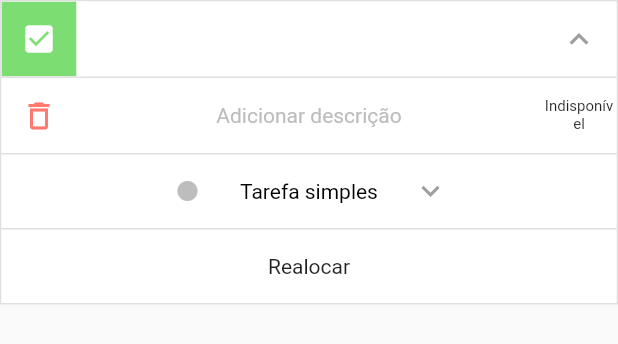
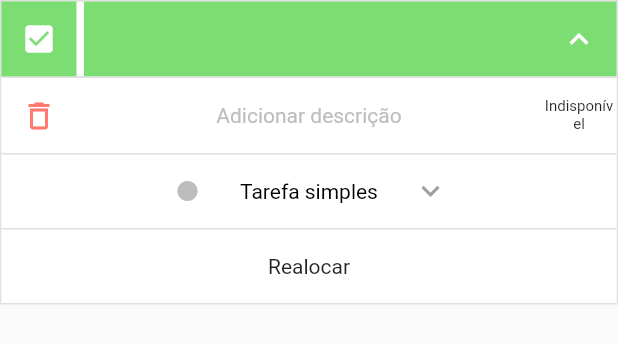
Before and after one commit to MagnerSA/checklife, a Flutter app: the TaskCard widget shown alone on an empty page, opened directly with empty values, after a tap on the "keyboard arrow down" icon, after a tap on the "check box outline blank" icon, on a phone screen of 412 x 824 dp. Shown: the top 344 px of the screen. Run offline on Flutter 3.47's test engine with Material 2 defaults, Android fonts, the phone set to English and light mode, and no system bars; our stand-ins replace cloud_firestore, firebase_auth, firebase_core, flutter_spinkit, flutter_svg; accounts and stored records are empty.

Commit message:
Coloração de Tasks Finalizadas

```diff
--- a/lib/widgets/taskCard/main.dart
+++ b/lib/widgets/taskCard/main.dart
@@ -131,7 +131,7 @@ class _TaskCardState extends State<TaskCard> {
 
   topCard() {
     return Container(
-      color: Colors.white,
+      color: widget.task.closed ? greenColor : Colors.white,
       height: 50,
       child: Row(
         mainAxisAlignment: MainAxisAlignment.center,
@@ -174,7 +174,6 @@ class _TaskCardState extends State<TaskCard> {
                       height: 50,
                       onTap: isFinishable() ? finishTask : null,
                     ),
-          SizedBox(width: widget.task.closed ? 2.5 : 0),
           widget.task.closed
               ? Container(
                   color: app.types.getBackgroundColor(widget.task.type),
@@ -201,12 +200,14 @@ class _TaskCardState extends State<TaskCard> {
                     : SquaredTextButton(
                         height: 50,
                         text: widget.task.title,
-                        onTap: enableEdit,
+                        onTap: widget.task.closed ? null : enableEdit,
+                        textColor:
+                            widget.task.closed ? Colors.white : Colors.black,
                       ),
               ),
             ),
           ),
-          SizedBox(width: widget.task.closed ? 7.5 : 0),
+          SizedBox(width: widget.task.closed ? 5 : 0),
           isEditing
               ? SquaredIconButton(
                   iconData: Icons.check,
@@ -224,7 +225,8 @@ class _TaskCardState extends State<TaskCard> {
                   width: 50,
                   height: 50,
                   onTap: setIsOpened,
-                  iconColor: Colors.grey.shade500,
+                  iconColor:
+                      widget.task.closed ? Colors.white : Colors.grey.shade500,
                 ),
         ],
       ),
```
